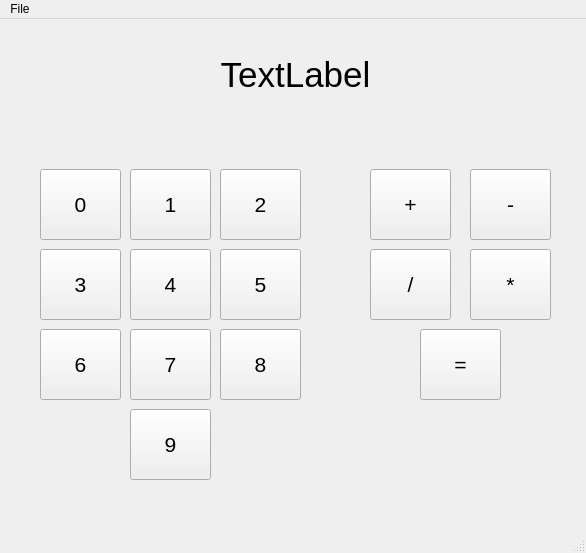
Qt form gui.ui (MaxJameson/PyQt-Calculator) before a commit.
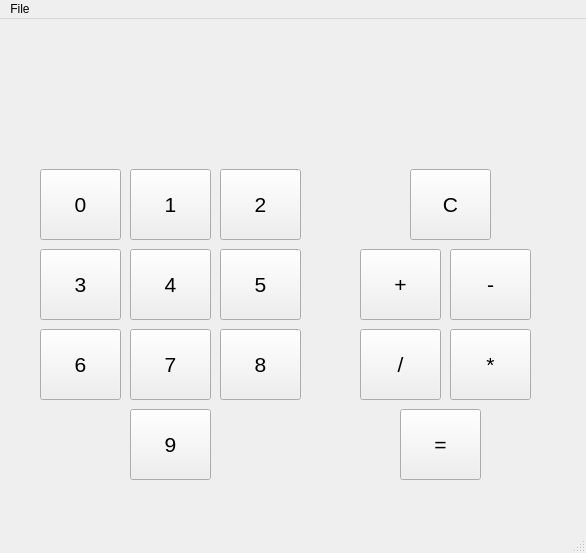
The same form after that commit.

Commit message: UI shows output + block /0 and operator stacking

Patch:
```diff
--- a/gui.ui
+++ b/gui.ui
@@ -32,7 +32,7 @@
      <enum>Qt::RightToLeft</enum>
     </property>
     <property name="text">
-     <string>TextLabel</string>
+     <string/>
     </property>
     <property name="alignment">
      <set>Qt::AlignCenter</set>
@@ -221,8 +221,8 @@
    <widget class="QPushButton" name="Btn_plus">
     <property name="geometry">
      <rect>
-      <x>370</x>
-      <y>150</y>
+      <x>360</x>
+      <y>230</y>
       <width>81</width>
       <height>71</height>
      </rect>
@@ -239,8 +239,8 @@
    <widget class="QPushButton" name="Btn_minus">
     <property name="geometry">
      <rect>
-      <x>470</x>
-      <y>150</y>
+      <x>450</x>
+      <y>230</y>
       <width>81</width>
       <height>71</height>
      </rect>
@@ -257,8 +257,8 @@
    <widget class="QPushButton" name="Btn_multiply">
     <property name="geometry">
      <rect>
-      <x>470</x>
-      <y>230</y>
+      <x>450</x>
+      <y>310</y>
       <width>81</width>
       <height>71</height>
      </rect>
@@ -275,8 +275,8 @@
    <widget class="QPushButton" name="Btn_divide">
     <property name="geometry">
      <rect>
-      <x>370</x>
-      <y>230</y>
+      <x>360</x>
+      <y>310</y>
       <width>81</width>
       <height>71</height>
      </rect>
@@ -293,8 +293,8 @@
    <widget class="QPushButton" name="Btn_sum">
     <property name="geometry">
      <rect>
-      <x>420</x>
-      <y>310</y>
+      <x>400</x>
+      <y>390</y>
       <width>81</width>
       <height>71</height>
      </rect>
@@ -308,6 +308,24 @@
      <string>=</string>
     </property>
    </widget>
+   <widget class="QPushButton" name="Btn_Clear">
+    <property name="geometry">
+     <rect>
+      <x>410</x>
+      <y>150</y>
+      <width>81</width>
+      <height>71</height>
+     </rect>
+    </property>
+    <property name="font">
+     <font>
+      <pointsize>16</pointsize>
+     </font>
+    </property>
+    <property name="text">
+     <string>C</string>
+    </property>
+   </widget>
   </widget>
   <widget class="QMenuBar" name="menubar">
    <property name="geometry">
```
The commit also changes 1 other file.
